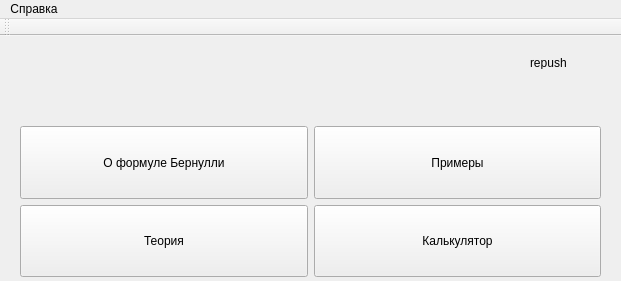
Alivexx/bernulli, file Popelov_Kuznetsov_bernulli/mainwindow.ui: the form before one commit.
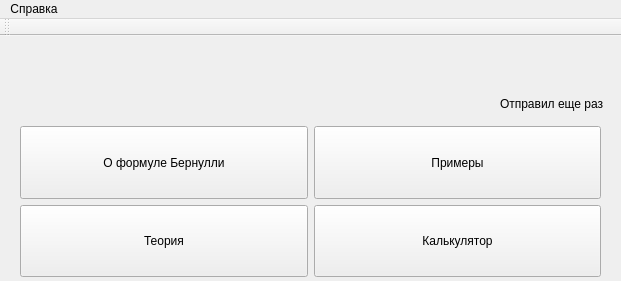
The form after the commit. Icons and pictures are not drawn.

Patch:
```diff
--- a/Popelov_Kuznetsov_bernulli/mainwindow.ui
+++ b/Popelov_Kuznetsov_bernulli/mainwindow.ui
@@ -173,14 +173,14 @@
    <widget class="QLabel" name="label_2">
     <property name="geometry">
      <rect>
-      <x>530</x>
-      <y>20</y>
-      <width>47</width>
-      <height>13</height>
+      <x>500</x>
+      <y>60</y>
+      <width>111</width>
+      <height>16</height>
      </rect>
     </property>
     <property name="text">
-     <string>repush</string>
+     <string>Отправил еще раз</string>
     </property>
    </widget>
   </widget>
```
